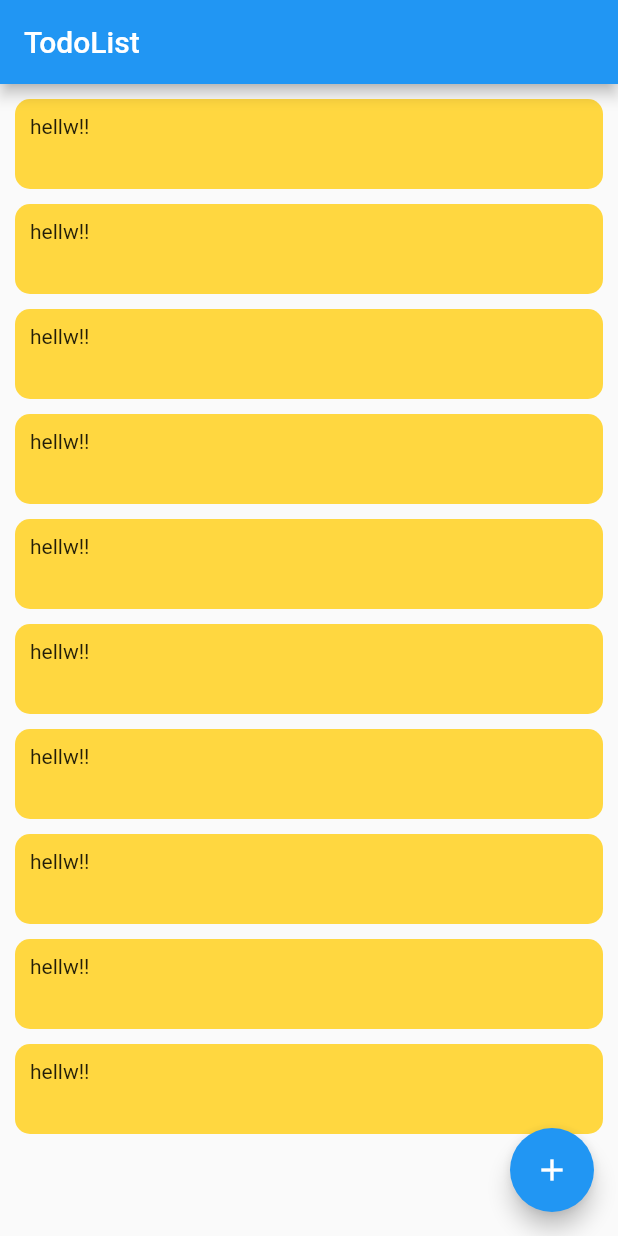
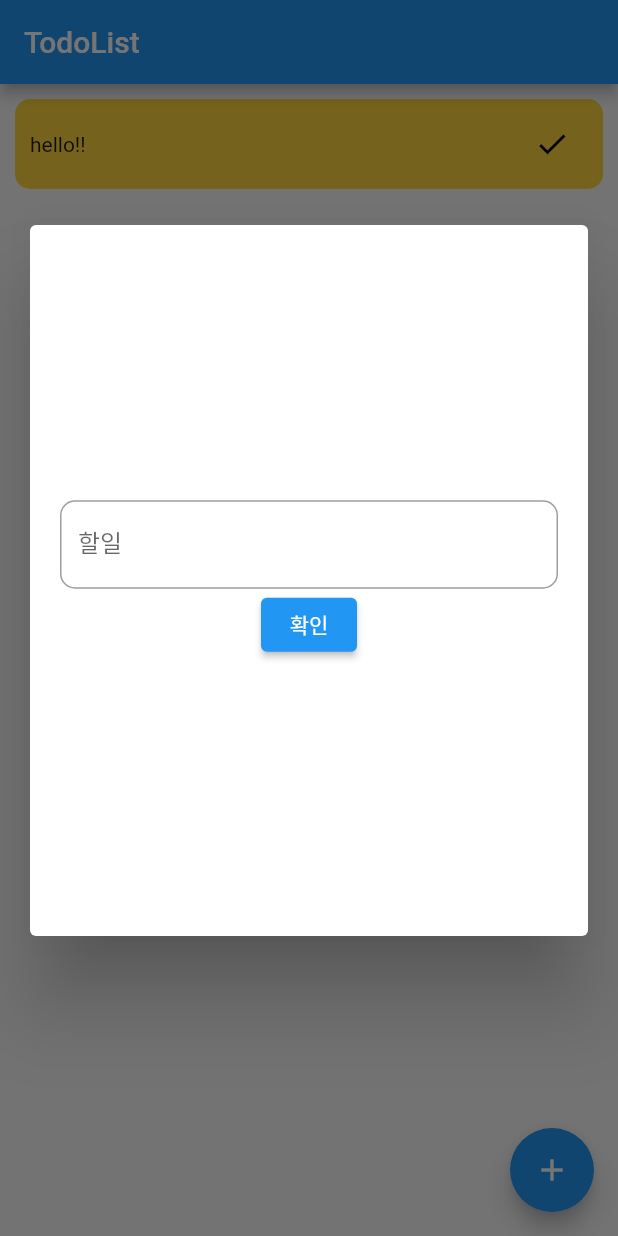
Before and after one commit to BJCHO0501/Flutter, a Flutter app: the screen it shows after launch, after a tap on the "add" icon, on a phone screen of 412 x 824 dp. Run offline on Flutter 3.47's test engine with Material 2 defaults, Android fonts, the phone set to English and light mode, and no system bars.

Commit message:
todo list 체크와 입력기능 구현

```diff
--- a/todo_list/lib/Scene/Cell/ListCell.dart
+++ b/todo_list/lib/Scene/Cell/ListCell.dart
@@ -1,11 +1,17 @@
 import 'package:flutter/cupertino.dart';
 import 'package:flutter/material.dart';
 
-class ListCell extends StatelessWidget {
+class ListCell extends StatefulWidget {
   // const ListCell ({super.key});
-  const ListCell(this.content);
+  ListCell(this.content);
   final String content;
+  bool isCheck = false;
 
+  @override
+  State<ListCell> createState() => _ListCellState();
+}
+
+class _ListCellState extends State<ListCell> {
   @override
   Widget build(BuildContext context) {
     return Container(
@@ -15,7 +21,22 @@ class ListCell extends StatelessWidget {
         color: Colors.amberAccent,
         borderRadius: BorderRadius.all(Radius.circular(10))
       ),
-      child: Text(content),
+      child: Row(
+        mainAxisAlignment: MainAxisAlignment.start,
+        children: [
+          Text(widget.content),
+          Expanded(child: SizedBox()),
+          IconButton(
+            onPressed: (){
+              setState(() {
+                widget.isCheck = !widget.isCheck;
+              });
+            },
+            icon: Icon(Icons.check),
+            color: widget.isCheck ? Colors.green : Colors.black,
+          )
+        ],
+      ),
       padding: EdgeInsets.all(10),
     );
   }
--- a/todo_list/lib/Scene/TodoListView.dart
+++ b/todo_list/lib/Scene/TodoListView.dart
@@ -1,9 +1,20 @@
 import 'package:flutter/material.dart';
-import 'package:todo_list/Resource/Fonts.dart';
 import 'package:todo_list/Scene/Cell/ListCell.dart';
 
-class TodoListView extends StatelessWidget {
+class TodoListView extends StatefulWidget {
   const TodoListView({super.key});
+
+  @override
+  State<TodoListView> createState() => _TodoListViewState();
+}
+
+class _TodoListViewState extends State<TodoListView> {
+  List<String> _contents = [];
+  String _inputText = "";
+
+  _TodoListViewState() {
+    this._contents.add("hello!!");
+  }
 
   @override
   Widget build(BuildContext context) {
@@ -14,9 +25,9 @@ class TodoListView extends StatelessWidget {
         ),
       ),
       body: ListView.separated(
-        itemCount: 10,
+        itemCount: _contents.length,
         itemBuilder: (BuildContext context, int index) {
-          return ListCell('hellw!!');
+          return ListCell(_contents[index]);
         },
         separatorBuilder: (BuildContext context, int index) {
           return SizedBox(height: 10);
@@ -26,7 +37,60 @@ class TodoListView extends StatelessWidget {
       floatingActionButton: FloatingActionButton(
         backgroundColor: Colors.blue,
         onPressed: (){
-
+          showDialog(
+              context: context,
+              barrierDismissible: true,
+              builder: (BuildContext context) {
+                return Dialog(
+                  child: Container(
+                    width: double.infinity,
+                    height: double.infinity,
+                    padding: EdgeInsets.all(20),
+                    decoration: BoxDecoration(
+                      borderRadius: BorderRadius.all(Radius.circular(10)),
+                      color: Colors.white
+                    ),
+                    child: Column(
+                      mainAxisAlignment: MainAxisAlignment.center,
+                      children: [
+                        TextField(
+                          onChanged: (String text) {
+                            this._inputText = text;
+                          },
+                          decoration: InputDecoration(
+                            labelText: '할일',
+                            focusedBorder: OutlineInputBorder(
+                              borderRadius: BorderRadius.all(Radius.circular(10)),
+                              borderSide: BorderSide(width: 1, color: Colors.grey)
+                            ),
+                            border: OutlineInputBorder(
+                                borderRadius: BorderRadius.all(Radius.circular(10)),
+                                borderSide: BorderSide(width: 1, color: Colors.grey)
+                            ),
+                          ),
+                        ),
+                        ElevatedButton(
+                            onPressed: (){
+                              setState(() {
+                                Navigator.of(context).pop();
+                                if (!_inputText.isEmpty) {
+                                  this._contents.add(_inputText);
+                                  _inputText = "";
+                                }
+                              });
+                            },
+                            child: Text(
+                              '확인',
+                              style: TextStyle(color: Colors.white),
+                            )
+                        )
+                      ],
+                    ),
+                  ),
+                  insetPadding: EdgeInsets.fromLTRB(20, 150, 20, 200),
+                );
+              }
+          );
         },
         child: Icon(Icons.add),
       ),
```
